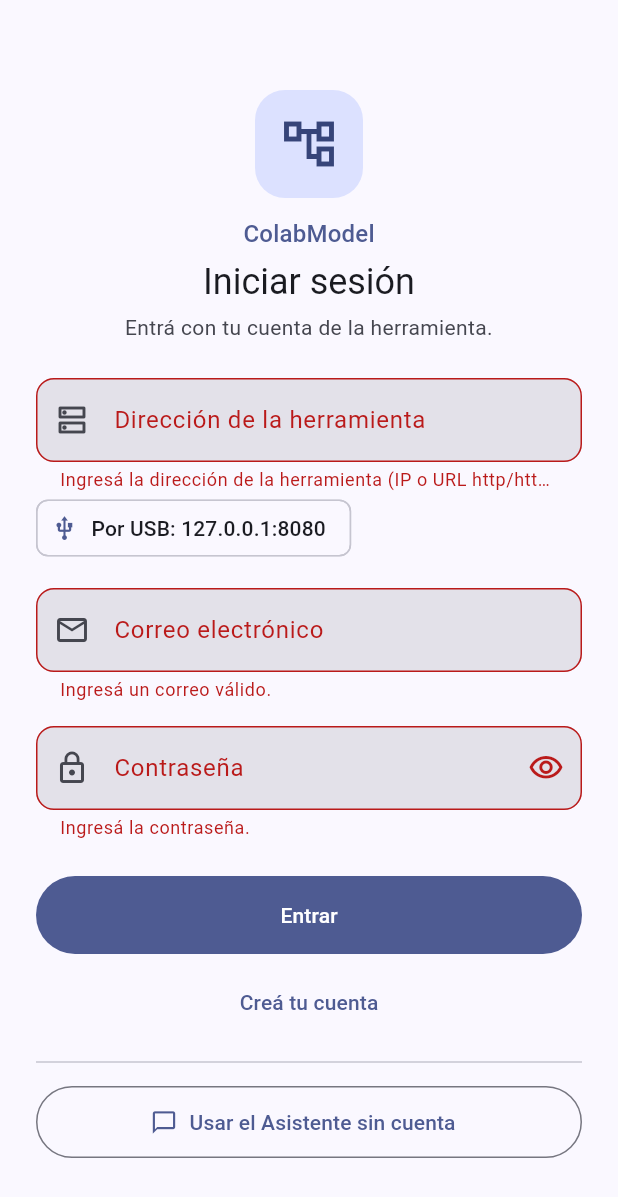
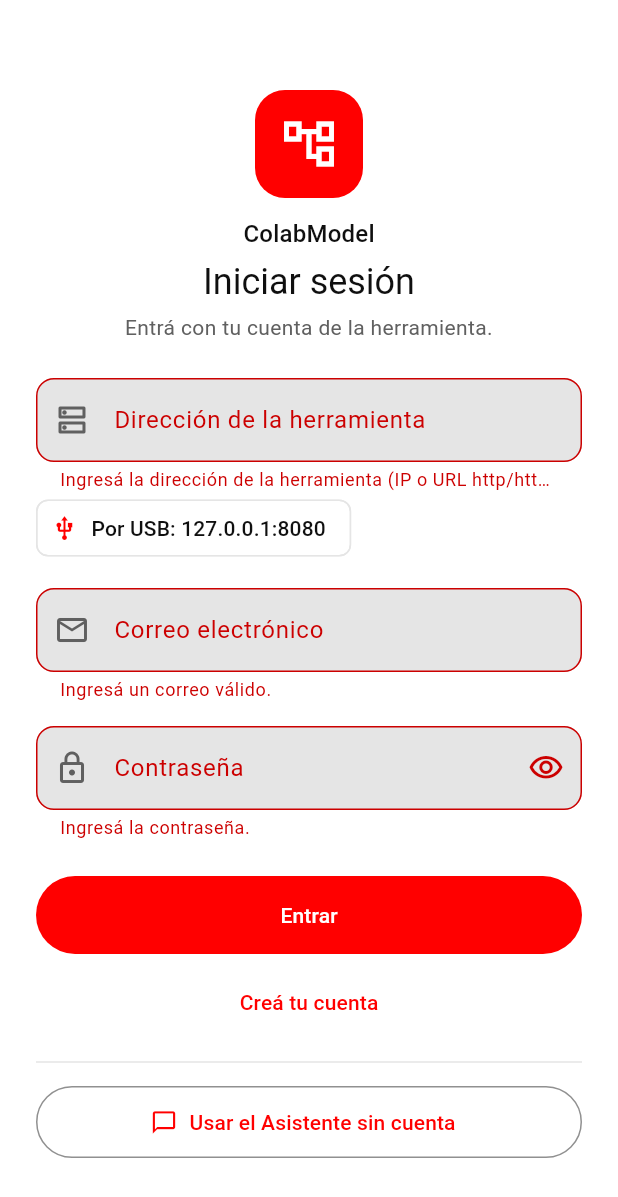
Before and after one commit to JosecaFict/ColaboratiboDiagramador, a Flutter app: the screen it shows after launch, after a tap on "Entrar", on a phone screen of 412 x 824 dp. Shown: the top 1197 px of the screen. Run offline on Flutter 3.47's test engine with Material 3 defaults, Android fonts, the phone set to English and light mode, and no system bars; our stand-ins replace flutter_secure_storage, shared_preferences, speech_to_text; missing offline and left inert: stomp_dart_client.

Commit message:
Movil: paleta de colores al estilo de YouTube, clara y oscura (T-22)
Co-Authored-By: Claude <noreply@anthropic.com>

```diff
--- a/mobile/lib/asistente/pantalla_asistente.dart
+++ b/mobile/lib/asistente/pantalla_asistente.dart
@@ -384,6 +384,7 @@ class _Burbuja extends StatelessWidget {
   @override
   Widget build(BuildContext context) {
     final asistente = mensaje.deAsistente;
+    final colores = Theme.of(context).colorScheme;
     return Align(
       alignment: asistente ? Alignment.centerLeft : Alignment.centerRight,
       child: Container(
@@ -391,14 +392,14 @@ class _Burbuja extends StatelessWidget {
         padding: const EdgeInsets.symmetric(horizontal: 14, vertical: 10),
         constraints: const BoxConstraints(maxWidth: 320),
         decoration: BoxDecoration(
-          color: asistente ? const Color(0xFFE2E8F0) : const Color(0xFF1D4ED8),
+          color: asistente ? colores.surfaceContainerHigh : colores.primary,
           borderRadius: BorderRadius.circular(14),
         ),
         child: Column(
           crossAxisAlignment: CrossAxisAlignment.start,
           mainAxisSize: MainAxisSize.min,
           children: [
-            Text(mensaje.texto, style: TextStyle(color: asistente ? Colors.black87 : Colors.white)),
+            Text(mensaje.texto, style: TextStyle(color: asistente ? colores.onSurface : colores.onPrimary)),
             if (mensaje.opciones.isNotEmpty && alElegir != null)
               Padding(
                 padding: const EdgeInsets.only(top: 8),
--- a/mobile/lib/main.dart
+++ b/mobile/lib/main.dart
@@ -4,6 +4,7 @@ import 'asistente/pantalla_asistente.dart';
 import 'editor/controlador_editor.dart';
 import 'editor/pantallas/entrada.dart';
 import 'sesion/entrada_sesion.dart';
+import 'tema.dart';
 
 void main() {
   WidgetsFlutterBinding.ensureInitialized();
@@ -19,8 +20,9 @@ class ColabModelApp extends StatelessWidget {
   Widget build(BuildContext context) {
     return MaterialApp(
       title: 'ColabModel Assistant',
-      theme: ThemeData(
-          colorSchemeSeed: const Color(0xFF1D4ED8), useMaterial3: true),
+      // Claro u oscuro segun el telefono.
+      theme: temaClaro(),
+      darkTheme: temaOscuro(),
       // Se entra por el login (los diagramas en vivo piden cuenta). El Asistente
       // no la pide: se ofrece en el login y, ya adentro, en Mis proyectos.
       home: const EntradaSesion(alAbrirAsistente: abrirAsistente),
--- a/mobile/lib/sesion/pantalla_acceso.dart
+++ b/mobile/lib/sesion/pantalla_acceso.dart
@@ -111,14 +111,14 @@ class _PantallaAccesoState extends State<PantallaAcceso> {
           width: 72,
           height: 72,
           decoration: BoxDecoration(
-              color: tema.colorScheme.primaryContainer,
+              color: tema.colorScheme.primary,
               borderRadius: BorderRadius.circular(20)),
           child: Icon(Icons.account_tree_outlined,
-              size: 40, color: tema.colorScheme.onPrimaryContainer)),
+              size: 40, color: tema.colorScheme.onPrimary)),
       const SizedBox(height: 12),
       Text('ColabModel',
           style: tema.textTheme.titleMedium
-              ?.copyWith(color: tema.colorScheme.primary)),
+              ?.copyWith(color: tema.colorScheme.onSurface)),
       const SizedBox(height: 4),
       Text(_registro ? 'Crear cuenta' : 'Iniciar sesión',
           style: tema.textTheme.headlineSmall),
--- /dev/null
+++ b/mobile/lib/tema.dart
@@ -0,0 +1,91 @@
+import 'package:flutter/material.dart';
+
+/// Paleta de la app movil: rojo de marca sobre neutros, al estilo de YouTube.
+/// El rojo queda para lo que se toca (boton principal, seleccion, marca); los
+/// fondos y contenedores son grises, sin tinte de color.
+const rojoMarca = Color(0xFFFF0000);
+
+ThemeData temaClaro() => _tema(
+      brillo: Brightness.light,
+      fondo: const Color(0xFFFFFFFF),
+      texto: const Color(0xFF0F0F0F),
+      textoSuave: const Color(0xFF606060),
+      capas: const [Color(0xFFF9F9F9), Color(0xFFF2F2F2), Color(0xFFE5E5E5)],
+      borde: const Color(0xFF909090),
+      enlace: const Color(0xFF065FD4),
+      error: const Color(0xFFCC0000),
+    );
+
+ThemeData temaOscuro() => _tema(
+      brillo: Brightness.dark,
+      fondo: const Color(0xFF0F0F0F),
+      texto: const Color(0xFFF1F1F1),
+      textoSuave: const Color(0xFFAAAAAA),
+      capas: const [Color(0xFF212121), Color(0xFF272727), Color(0xFF3F3F3F)],
+      borde: const Color(0xFF717171),
+      enlace: const Color(0xFF3EA6FF),
+      error: const Color(0xFFFF4E45),
+    );
+
+ThemeData _tema({
+  required Brightness brillo,
+  required Color fondo,
+  required Color texto,
+  required Color textoSuave,
+  required List<Color> capas,
+  required Color borde,
+  required Color enlace,
+  required Color error,
+}) {
+  final oscuro = brillo == Brightness.dark;
+  final colores = ColorScheme.fromSeed(seedColor: rojoMarca, brightness: brillo).copyWith(
+    primary: rojoMarca,
+    onPrimary: Colors.white,
+    primaryContainer: capas[1],
+    onPrimaryContainer: texto,
+    secondary: enlace,
+    onSecondary: oscuro ? const Color(0xFF0F0F0F) : Colors.white,
+    secondaryContainer: capas[2],
+    onSecondaryContainer: texto,
+    tertiary: enlace,
+    onTertiary: oscuro ? const Color(0xFF0F0F0F) : Colors.white,
+    tertiaryContainer: capas[1],
+    onTertiaryContainer: texto,
+    error: error,
+    onError: Colors.white,
+    errorContainer: oscuro ? const Color(0xFF4A1512) : const Color(0xFFFDE7E6),
+    onErrorContainer: oscuro ? const Color(0xFFFFDAD6) : const Color(0xFF7A0000),
+    surface: fondo,
+    onSurface: texto,
+    onSurfaceVariant: textoSuave,
+    surfaceDim: capas[1],
+    surfaceBright: fondo,
+    surfaceContainerLowest: fondo,
+    surfaceContainerLow: capas[0],
+    surfaceContainer: capas[0],
+    surfaceContainerHigh: capas[1],
+    surfaceContainerHighest: capas[2],
+    surfaceTint: Colors.transparent,
+    outline: borde,
+    outlineVariant: capas[2],
+    inverseSurface: texto,
+    onInverseSurface: fondo,
+    inversePrimary: rojoMarca,
+  );
+  return ThemeData(
+    useMaterial3: true,
+    colorScheme: colores,
+    scaffoldBackgroundColor: fondo,
+    appBarTheme: AppBarTheme(
+      backgroundColor: fondo,
+      foregroundColor: texto,
+      elevation: 0,
+      scrolledUnderElevation: 0,
+    ),
+    floatingActionButtonTheme: const FloatingActionButtonThemeData(
+      backgroundColor: rojoMarca,
+      foregroundColor: Colors.white,
+    ),
+    dividerTheme: DividerThemeData(color: capas[2]),
+  );
+}
--- a/mobile/lib/visor/pantallas_visor.dart
+++ b/mobile/lib/visor/pantallas_visor.dart
@@ -339,9 +339,9 @@ class _Aviso extends StatelessWidget {
         color: Colors.amber.shade200,
         padding: const EdgeInsets.symmetric(horizontal: 12, vertical: 6),
         child: Row(children: [
-          const Icon(Icons.cloud_off, size: 16),
+          const Icon(Icons.cloud_off, size: 16, color: Colors.black87),
           const SizedBox(width: 8),
-          Expanded(child: Text(texto, style: const TextStyle(fontSize: 12))),
+          Expanded(child: Text(texto, style: const TextStyle(fontSize: 12, color: Colors.black87))),
         ]),
       );
 }
```
